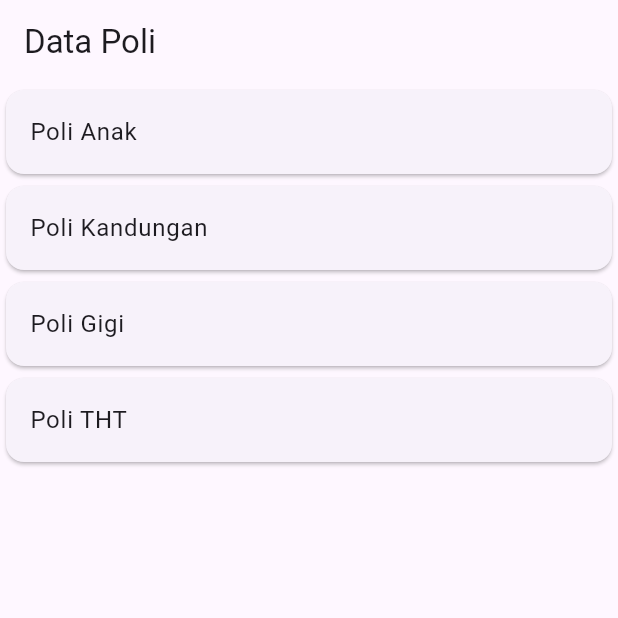
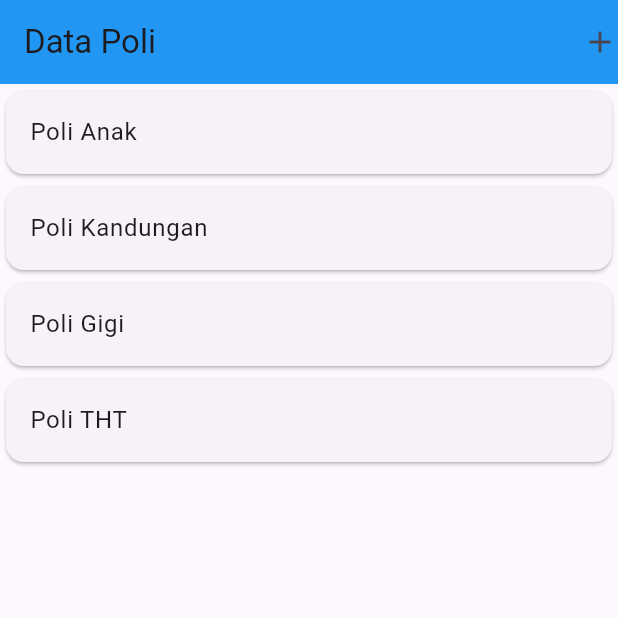
Before and after one commit to nieee14/latihan_flutter_semester-5, a Flutter app: the screen it shows after launch, on a phone screen of 412 x 824 dp, the top half of it. Run offline on Flutter 3.47's test engine with Material 3 defaults, Android fonts, the phone set to English and light mode, and no system bars.

Commit message:
akun utama laptop asus

```diff
--- a/lib/ui/poli_page.dart
+++ b/lib/ui/poli_page.dart
@@ -1,6 +1,8 @@
 import 'package:flutter/material.dart';
 import '../model/poli.dart';
 import 'poli_detail.dart';
+import 'poli_item.dart';
+import 'poli_form.dart';
 
 class PoliPage extends StatefulWidget {
   const PoliPage({super.key});
@@ -13,40 +15,27 @@ class _PoliPageState extends State<PoliPage> {
   @override
   Widget build(BuildContext context) {
     return Scaffold(
-      appBar: AppBar(title: const Text("Data Poli")),
+      appBar: AppBar(
+        title: const Text("Data Poli"),
+        backgroundColor: Colors.blue,
+        actions: [
+          GestureDetector(
+            child: const Icon(Icons.add),
+            onTap: () {
+              Navigator.push(
+                context,
+                MaterialPageRoute(builder: (context) => PoliForm()),
+              );
+            },
+          )
+        ],
+      ),
       body: ListView(
         children: [
-          GestureDetector(
-            child: Card(
-              child: ListTile(
-                title: const Text("Poli Anak"),
-              ),
-            ),
-            onTap: () {
-              Poli poliAnak = Poli(namaPoli: "Poli Anak");
-              Navigator.push(
-                context,
-                MaterialPageRoute(
-                  builder: (context) => PoliDetail(poli: poliAnak),
-                ),
-              );
-            },
-          ),
-          Card(
-            child: ListTile(
-              title: const Text("Poli Kandungan"),
-            ),
-          ),
-          Card(
-            child: ListTile(
-              title: const Text("Poli Gigi"),
-            ),
-          ),
-          Card(
-            child: ListTile(
-              title: const Text("Poli THT"),
-            ),
-          )
+          PoliItem(poli: Poli(namaPoli: "Poli Anak")),
+          PoliItem(poli: Poli(namaPoli: "Poli Kandungan")),
+          PoliItem(poli: Poli(namaPoli: "Poli Gigi")),
+          PoliItem(poli: Poli(namaPoli: "Poli THT")),
         ],
       ),
     );
```
Also changed, not shown: lib/ui/poli_detail.dart (+51 -11 lines), lib/ui/poli_form.dart (+37 -17 lines), lib/ui/poli_update_form.dart (added, +59 -0 lines), pubspec.lock.
